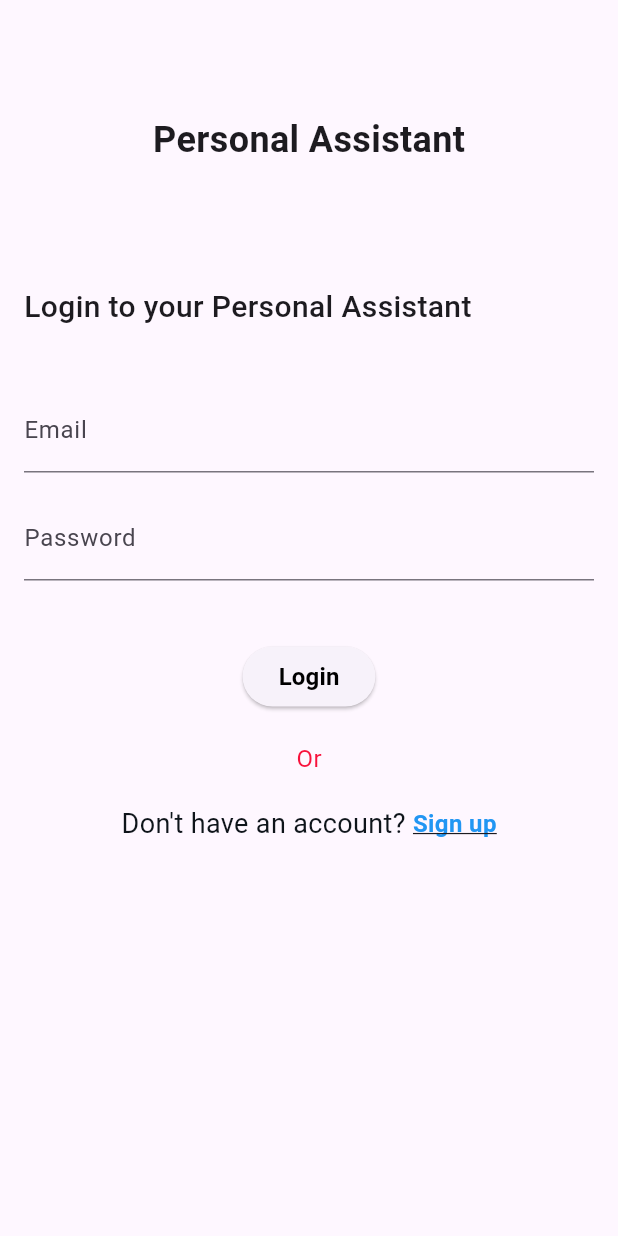
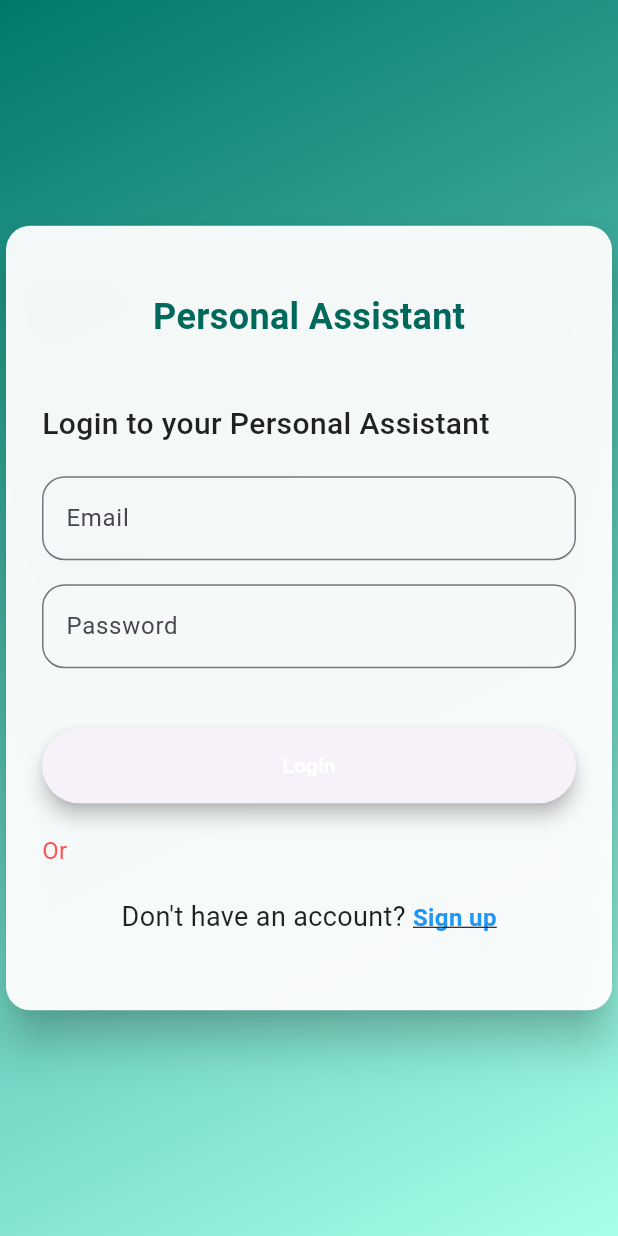
Before and after one commit to DuminduMalinga/first_project, a Flutter app: the screen it shows after launch, on a phone screen of 412 x 824 dp. Run offline on Flutter 3.47's test engine with Material 3 defaults, Android fonts, the phone set to English and light mode, and no system bars; our stand-ins replace firebase_core; accounts and stored records are empty.

Commit message:
Enhance login screen UI with animation and styling
Added a fade-in animation to the login screen using AnimationController and CurvedAnimation. Improved UI with gradient background, card layout, styled text fields, and updated button appearance for a more modern look.

```diff
--- a/lib/screens/Login_screen.dart
+++ b/lib/screens/Login_screen.dart
@@ -9,9 +9,32 @@ class LoginScreen extends StatefulWidget {
   _LoginScreenState createState() => _LoginScreenState();
 }
 
-class _LoginScreenState extends State<LoginScreen> {
+class _LoginScreenState extends State<LoginScreen>
+    with SingleTickerProviderStateMixin {
   final emailController = TextEditingController();
   final passwordController = TextEditingController();
+
+  late AnimationController _controller;
+  late Animation<double> _fadeanimation;
+
+  @override
+  void initState() {
+    super.initState();
+    _controller = AnimationController(
+      duration: const Duration(milliseconds: 600),
+      vsync: this,
+    );
+    _fadeanimation = CurvedAnimation(parent: _controller, curve: Curves.easeIn);
+    _controller.forward();
+  }
+
+  @override
+  void dispose() {
+    _controller.dispose();
+    emailController.dispose();
+    passwordController.dispose();
+    super.dispose();
+  }
 
   void login() {
     // Placeholder logic
@@ -28,68 +51,106 @@ class _LoginScreenState extends State<LoginScreen> {
   @override
   Widget build(BuildContext context) {
     return Scaffold(
-      //appBar: AppBar(title: Text('Personal Assistant'), centerTitle: true),
-      body: Padding(
-        padding: const EdgeInsets.all(16.0),
+      extendBodyBehindAppBar: true,
+      body: Container(
+        decoration: BoxDecoration(
+          gradient: LinearGradient(
+            colors: [Colors.teal.shade700, Colors.tealAccent.shade100],
+            begin: Alignment.topLeft,
+            end: Alignment.bottomRight,
+          ),
+        ),
+        child: FadeTransition(
+          opacity: _fadeanimation,
+          child: Center(
+            child: SingleChildScrollView(
+              child: Card(
+                elevation: 12,
+                shape: RoundedRectangleBorder(
+                  borderRadius: BorderRadius.circular(16),
+                ),
+                color: Colors.white.withOpacity(0.95),
+                child: Padding(
+                  padding: const EdgeInsets.all(24.0),
                   child: Column(
-          crossAxisAlignment: CrossAxisAlignment.start,
+                    crossAxisAlignment: CrossAxisAlignment.stretch,
                     children: [
-            SizedBox(height: 60),
+                      SizedBox(height: 20),
                       Center(
                         child: Text(
                           'Personal Assistant',
-                style: TextStyle(fontSize: 24, fontWeight: FontWeight.bold),
+                          style: TextStyle(
+                            fontSize: 24,
+                            fontWeight: FontWeight.bold,
+                            color: Colors.teal[800],
                           ),
                         ),
-            SizedBox(height: 80),
+                      ),
+                      SizedBox(height: 40),
                       Text(
                         'Login to your Personal Assistant',
-              style: TextStyle(fontSize: 20, fontWeight: FontWeight.w500),
+                        style: TextStyle(
+                          fontSize: 20,
+                          fontWeight: FontWeight.w500,
+                          color: Colors.black87,
                         ),
-            SizedBox(height: 40),
+                      ),
+                      SizedBox(height: 20),
                       TextField(
                         controller: emailController,
-              decoration: InputDecoration(labelText: 'Email'),
+                        decoration: InputDecoration(
+                          labelText: 'Email',
+                          border: OutlineInputBorder(
+                            borderRadius: BorderRadius.circular(15),
+                          ),
+                        ),
                       ),
                       SizedBox(height: 16),
                       TextField(
                         controller: passwordController,
-              decoration: InputDecoration(labelText: 'Password'),
+                        decoration: InputDecoration(
+                          labelText: 'Password',
+                          border: OutlineInputBorder(
+                            borderRadius: BorderRadius.circular(15),
+                          ),
+                        ),
                         obscureText: true,
                       ),
                       SizedBox(height: 40),
-            Center(
-              child: Column(
-                mainAxisAlignment: MainAxisAlignment.center,
-                children: [
                       ElevatedButton(
                         onPressed: login,
+                        style: ElevatedButton.styleFrom(
+                          disabledBackgroundColor: Colors.teal,
+                          foregroundColor: Colors.white,
+                          elevation: 5,
+                          shape: RoundedRectangleBorder(
+                            borderRadius: BorderRadius.circular(50),
+                          ),
+                          minimumSize: Size(double.infinity, 50), // full width
+                        ),
                         child: Text(
                           'Login',
                           style: TextStyle(
-                        color: Colors.black,
-                        fontSize: 16,
+                            // fontSize: 16,
                             fontWeight: FontWeight.bold,
+                            color: Colors.white,
                           ),
                         ),
                       ),
-                  SizedBox(height: 19),
+                      SizedBox(height: 20),
                       Text(
                         "Or",
-                    style: TextStyle(
-                      fontSize: 16,
-                      color: Color.fromARGB(255, 248, 18, 60),
-                    ),
+                        style: TextStyle(fontSize: 16, color: Colors.redAccent),
                       ),
 
-                  SizedBox(height: 19),
+                      SizedBox(height: 20),
                       Row(
                         mainAxisAlignment: MainAxisAlignment.center,
                         children: [
                           Text(
                             "Don't have an account? ",
                             style: TextStyle(
-                          color: Color.fromARGB(255, 14, 20, 26),
+                              color: Colors.black87,
                               fontSize: 18,
                             ),
                           ),
@@ -97,7 +158,9 @@ class _LoginScreenState extends State<LoginScreen> {
                             onTap: () {
                               Navigator.push(
                                 context,
-                            MaterialPageRoute(builder: (_) => SignupScreen()),
+                                MaterialPageRoute(
+                                  builder: (_) => SignupScreen(),
+                                ),
                               );
                             },
                             child: Text(
@@ -112,10 +175,13 @@ class _LoginScreenState extends State<LoginScreen> {
                           ),
                         ],
                       ),
+                      SizedBox(height: 25),
                     ],
                   ),
                 ),
-          ],
+              ),
+            ),
+          ),
         ),
       ),
     );
```
Lines whose indentation alone changed are shown as unchanged.
